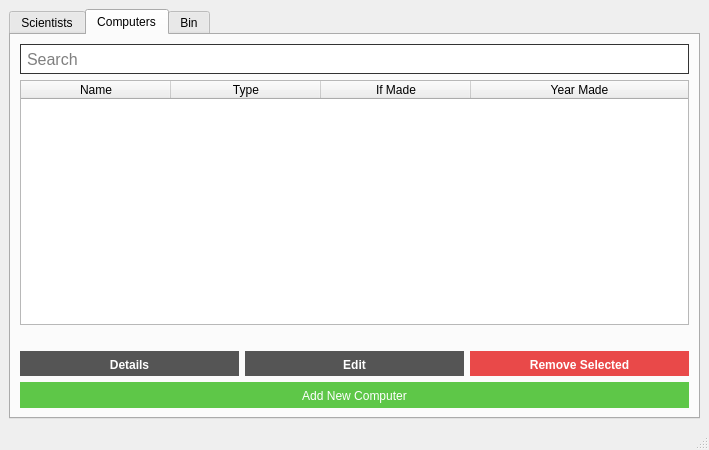
Qt form VL1-project/mainwindow.ui (birkirk/vln1-35) before a commit.
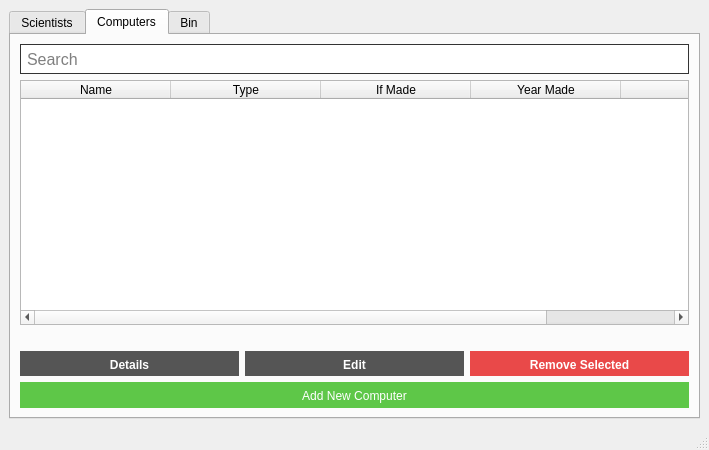
The same form after that commit. The open tabs and pages were chosen to show the change. Icons and pictures are not drawn.

```diff
--- a/VL1-project/mainwindow.ui
+++ b/VL1-project/mainwindow.ui
@@ -18,13 +18,16 @@
   </property>
   <property name="maximumSize">
    <size>
-    <width>800</width>
-    <height>800</height>
+    <width>16777215</width>
+    <height>16777215</height>
    </size>
   </property>
   <property name="windowTitle">
    <string>Scientists and Computers</string>
   </property>
+  <property name="styleSheet">
+   <string notr="true"/>
+  </property>
   <widget class="QWidget" name="centralwidget">
    <layout class="QVBoxLayout" name="verticalLayout">
     <item>
@@ -41,6 +44,9 @@
         <height>16777215</height>
        </size>
       </property>
+      <property name="layoutDirection">
+       <enum>Qt::LeftToRight</enum>
+      </property>
       <property name="styleSheet">
        <string notr="true"/>
       </property>
@@ -398,6 +404,11 @@
               <string>Year Made</string>
              </property>
             </column>
+            <column>
+             <property name="text">
+              <string>ID</string>
+             </property>
+            </column>
            </widget>
           </item>
           <item>
```
Left out of the diff: 32 changed lines with no effect on the pictures.
